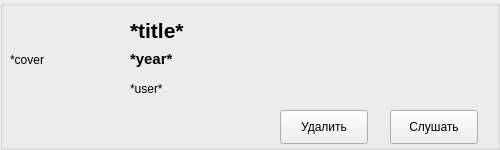
Old version of the form ui/album_widget.ui in the repository gepron1x/blacklandradio.
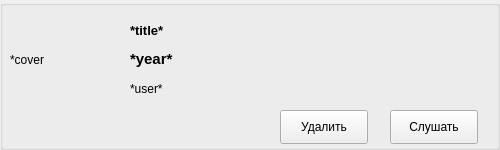
New version of the form.

```diff
--- a/ui/album_widget.ui
+++ b/ui/album_widget.ui
@@ -43,13 +43,13 @@
     <rect>
      <x>130</x>
      <y>20</y>
-     <width>301</width>
+     <width>351</width>
      <height>21</height>
     </rect>
    </property>
    <property name="font">
     <font>
-     <pointsize>16</pointsize>
+     <pointsize>10</pointsize>
      <weight>75</weight>
      <bold>true</bold>
     </font>
@@ -83,7 +83,7 @@
     <rect>
      <x>130</x>
      <y>80</y>
-     <width>201</width>
+     <width>321</width>
      <height>18</height>
     </rect>
    </property>
```
